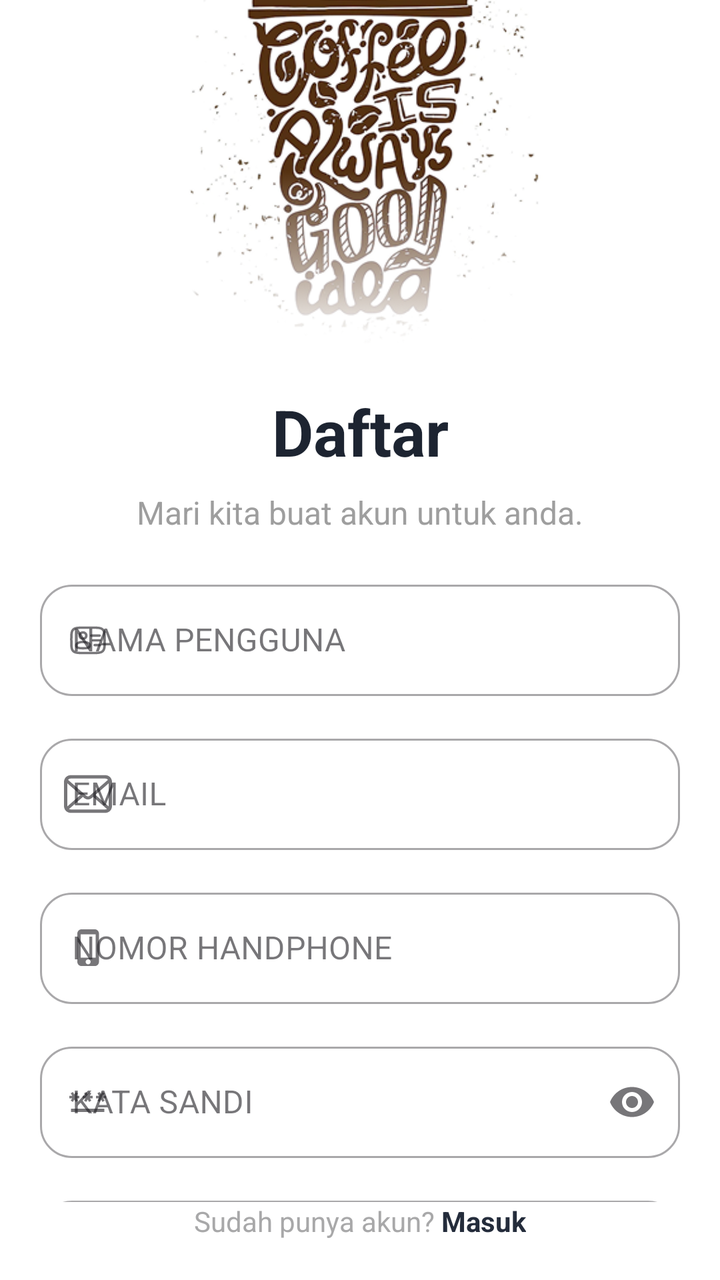
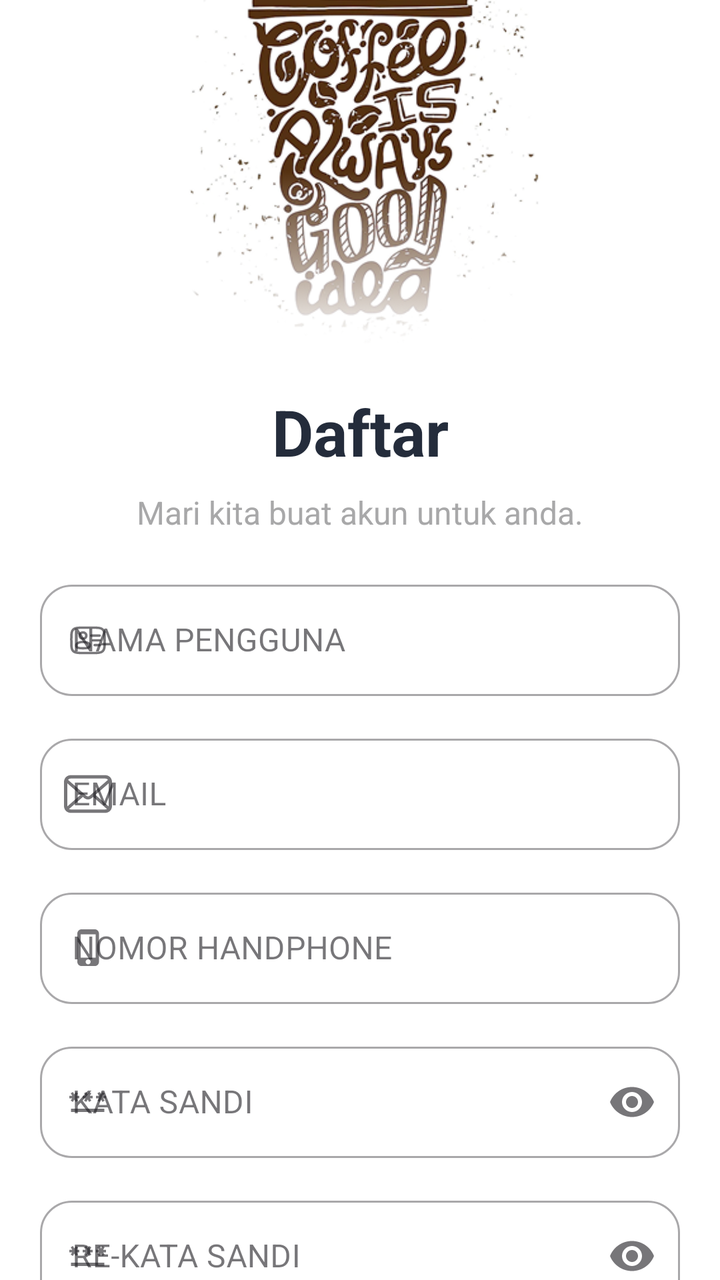

An Android layout rendered at two revisions. The XML below is the earlier revision; the diff shows what the commit changed to produce the second picture.
<!-- AndroidManifest.xml: application theme Theme.WarkopGundar -->
<!-- res/layout/activity_auth_signup.xml -->
<?xml version="1.0" encoding="utf-8"?>
<androidx.constraintlayout.widget.ConstraintLayout xmlns:android="http://schemas.android.com/apk/res/android"
    xmlns:app="http://schemas.android.com/apk/res-auto"
    xmlns:tools="http://schemas.android.com/tools"
    android:id="@+id/main"
    android:layout_width="match_parent"
    android:layout_height="match_parent"
    android:background="@color/white"
    tools:context=".features.auth.AuthSignupActivity">

    <androidx.core.widget.NestedScrollView
        android:layout_width="match_parent"
        android:layout_height="0dp"
        app:layout_constraintTop_toTopOf="parent"
        app:layout_constraintBottom_toTopOf="@id/llBottomAction">
        <androidx.constraintlayout.widget.ConstraintLayout
            android:layout_width="match_parent"
            android:layout_height="wrap_content"
            android:paddingBottom="24dp">

            <ImageView
                android:id="@+id/ivIllustration"
                android:layout_width="240dp"
                android:layout_height="240dp"
                android:layout_marginTop="-50dp"
                android:src="@drawable/logo_coffe_2"
                app:layout_constraintEnd_toEndOf="parent"
                app:layout_constraintStart_toStartOf="parent"
                app:layout_constraintTop_toTopOf="parent" />

            <androidx.constraintlayout.widget.ConstraintLayout
                android:id="@+id/formSignup"
                android:layout_width="match_parent"
                android:layout_height="wrap_content"
                android:layout_marginTop="4dp"
                android:layout_marginHorizontal="@dimen/main_margin"
                app:layout_constraintEnd_toEndOf="parent"
                app:layout_constraintStart_toStartOf="parent"
                app:layout_constraintTop_toBottomOf="@+id/ivIllustration">

                <TextView
                    android:id="@+id/tvTitle"
                    android:layout_width="wrap_content"
                    android:layout_height="wrap_content"
                    android:text="Daftar"
                    android:textColor="#1D2431"
                    android:textSize="32sp"
                    android:textStyle="bold"
                    app:layout_constraintEnd_toEndOf="parent"
                    app:layout_constraintStart_toStartOf="parent"
                    app:layout_constraintTop_toTopOf="parent" />

                <TextView
                    android:id="@+id/tvSubTitle"
                    android:layout_width="wrap_content"
                    android:layout_height="wrap_content"
                    android:layout_marginTop="8dp"
                    android:text="Mari kita buat akun untuk anda."
                    android:textColor="#9E9E9E"
                    android:textSize="16sp"
                    app:layout_constraintEnd_toEndOf="parent"
                    app:layout_constraintStart_toStartOf="parent"
                    app:layout_constraintTop_toBottomOf="@+id/tvTitle" />

                <com.google.android.material.textfield.TextInputLayout
                    android:id="@+id/tilUsername"
                    style="@style/Widget.MaterialComponents.TextInputLayout.OutlinedBox"
                    android:layout_width="match_parent"
                    android:layout_height="wrap_content"
                    android:layout_marginTop="20dp"
                    android:hint="NAMA PENGGUNA"
                    app:boxCornerRadiusBottomEnd="16dp"
                    app:boxCornerRadiusBottomStart="16dp"
                    app:boxCornerRadiusTopEnd="16dp"
                    app:boxCornerRadiusTopStart="16dp"
                    app:startIconDrawable="@drawable/icon_user_card"
                    app:layout_constraintTop_toBottomOf="@+id/tvSubTitle">

                    <com.google.android.material.textfield.TextInputEditText
                        android:id="@+id/inputUsername"
                        android:layout_width="match_parent"
                        android:layout_height="wrap_content"
                        android:inputType="text" />
                </com.google.android.material.textfield.TextInputLayout>

                <com.google.android.material.textfield.TextInputLayout
                    android:id="@+id/tilEmail"
                    style="@style/Widget.MaterialComponents.TextInputLayout.OutlinedBox"
                    android:layout_width="match_parent"
                    android:layout_height="wrap_content"
                    android:layout_marginTop="16dp"
                    android:hint="EMAIL"
                    app:boxCornerRadiusBottomEnd="16dp"
                    app:boxCornerRadiusBottomStart="16dp"
                    app:boxCornerRadiusTopEnd="16dp"
                    app:boxCornerRadiusTopStart="16dp"
                    app:startIconDrawable="@drawable/icon_email"
                    app:layout_constraintTop_toBottomOf="@id/tilUsername">

                    <com.google.android.material.textfield.TextInputEditText
                        android:id="@+id/inputEmail"
                        android:layout_width="match_parent"
                        android:layout_height="wrap_content"
                        android:inputType="textEmailAddress" />
                </com.google.android.material.textfield.TextInputLayout>

                <com.google.android.material.textfield.TextInputLayout
                    android:id="@+id/tilPhoneNumber"
                    style="@style/Widget.MaterialComponents.TextInputLayout.OutlinedBox"
                    android:layout_width="match_parent"
                    android:layout_height="wrap_content"
                    android:layout_marginTop="16dp"
                    android:hint="NOMOR HANDPHONE"
                    app:boxCornerRadiusBottomEnd="16dp"
                    app:boxCornerRadiusBottomStart="16dp"
                    app:boxCornerRadiusTopEnd="16dp"
                    app:boxCornerRadiusTopStart="16dp"
                    app:startIconDrawable="@drawable/icon_phone"
                    app:layout_constraintTop_toBottomOf="@id/tilEmail">

                    <com.google.android.material.textfield.TextInputEditText
                        android:id="@+id/inputPhoneNumber"
                        android:layout_width="match_parent"
                        android:layout_height="wrap_content"
                        android:inputType="phone" />
                </com.google.android.material.textfield.TextInputLayout>

                <com.google.android.material.textfield.TextInputLayout
                    android:id="@+id/tilPassword"
                    style="@style/Widget.MaterialComponents.TextInputLayout.OutlinedBox"
                    android:layout_width="match_parent"
                    android:layout_height="wrap_content"
                    android:layout_marginTop="16dp"
                    android:hint="KATA SANDI"
                    app:boxCornerRadiusBottomEnd="16dp"
                    app:boxCornerRadiusBottomStart="16dp"
                    app:boxCornerRadiusTopEnd="16dp"
                    app:boxCornerRadiusTopStart="16dp"
                    app:endIconMode="password_toggle"
                    app:startIconDrawable="@drawable/icon_lock"
                    app:layout_constraintTop_toBottomOf="@id/tilPhoneNumber">

                    <com.google.android.material.textfield.TextInputEditText
                        android:id="@+id/inputPassword"
                        android:layout_width="match_parent"
                        android:layout_height="wrap_content"
                        android:inputType="textPassword" />
                </com.google.android.material.textfield.TextInputLayout>

                <com.google.android.material.textfield.TextInputLayout
                    android:id="@+id/tilConfirmPassword"
                    style="@style/Widget.MaterialComponents.TextInputLayout.OutlinedBox"
                    android:layout_width="match_parent"
                    android:layout_height="wrap_content"
                    android:layout_marginTop="16dp"
                    android:hint="RE-KATA SANDI"
                    app:boxCornerRadiusBottomEnd="16dp"
                    app:boxCornerRadiusBottomStart="16dp"
                    app:boxCornerRadiusTopEnd="16dp"
                    app:boxCornerRadiusTopStart="16dp"
                    app:endIconMode="password_toggle"
                    app:startIconDrawable="@drawable/icon_lock"
                    app:layout_constraintTop_toBottomOf="@id/tilPassword">

                    <com.google.android.material.textfield.TextInputEditText
                        android:id="@+id/inputConfirmPassword"
                        android:layout_width="match_parent"
                        android:layout_height="wrap_content"
                        android:inputType="textPassword" />
                </com.google.android.material.textfield.TextInputLayout>

                <com.google.android.material.button.MaterialButton
                    android:id="@+id/actionSignup"
                    android:layout_width="match_parent"
                    android:layout_height="64dp"
                    android:layout_marginTop="40dp"
                    android:backgroundTint="#1D2431"
                    android:text="Sign Up"
                    android:textAllCaps="false"
                    android:textColor="@color/white"
                    android:textSize="18sp"
                    android:textStyle="bold"
                    android:paddingEnd="10dp"
                    android:paddingStart="60dp"
                    app:cornerRadius="32dp"
                    app:icon="@drawable/com_arrow_with_circle"
                    app:iconSize="44dp"
                    app:iconGravity="end"
                    app:iconTint="@null"
                    app:iconPadding="0dp"
                    app:layout_constraintTop_toBottomOf="@id/tilConfirmPassword" />

            </androidx.constraintlayout.widget.ConstraintLayout>

        </androidx.constraintlayout.widget.ConstraintLayout>
    </androidx.core.widget.NestedScrollView>

    <LinearLayout
        android:id="@+id/llBottomAction"
        android:layout_width="wrap_content"
        android:layout_height="wrap_content"
        android:layout_marginBottom="@dimen/main_margin"
        android:orientation="horizontal"
        app:layout_constraintBottom_toBottomOf="parent"
        app:layout_constraintEnd_toEndOf="parent"
        app:layout_constraintStart_toStartOf="parent">

        <TextView
            android:layout_width="wrap_content"
            android:layout_height="wrap_content"
            android:text="Sudah punya akun? "
            android:textColor="@color/gray" />

        <TextView
            android:id="@+id/actionToSignin"
            android:layout_width="wrap_content"
            android:layout_height="wrap_content"
            android:clickable="true"
            android:focusable="true"
            android:text="Masuk"
            android:textColor="@color/primary"
            android:textStyle="bold" />
    </LinearLayout>

</androidx.constraintlayout.widget.ConstraintLayout>
<!-- resources referenced by this layout -->
<resources>
  <color name="gray">#A8A8A9</color>
  <color name="primary">#242C3B</color>
  <color name="white">#FFFFFFFF</color>
  <dimen name="main_margin">20dp</dimen>
  <!-- drawable com_arrow_with_circle (drawable) -->
  <?xml version="1.0" encoding="utf-8"?>
  <layer-list xmlns:android="http://schemas.android.com/apk/res/android">
      <item>
          <shape android:shape="oval">
              <solid android:color="@color/white" />
              <size android:width="44dp" android:height="44dp" />
          </shape>
      </item>
  
      <item
          android:drawable="@drawable/icon_arrow_right"
          android:top="10dp"
          android:bottom="10dp"
          android:left="10dp"
          android:right="10dp" />
  </layer-list>
  <!-- drawable icon_lock (drawable) -->
  <?xml version="1.0" encoding="utf-8"?>
  <vector xmlns:android="http://schemas.android.com/apk/res/android"
      android:width="19dp"
      android:height="10dp"
      android:viewportWidth="19"
      android:viewportHeight="10">
    <path
        android:pathData="M0.859,8.359H17.5V10H0.859V8.359ZM1.797,4.961L2.5,3.75L3.203,4.961L4.297,4.336L3.594,3.125H5V1.875H3.594L4.297,0.625L3.203,0L2.5,1.25L1.797,0L0.703,0.625L1.445,1.875H0V3.125H1.445L0.703,4.336L1.797,4.961ZM7.383,4.336L8.477,4.961L9.18,3.75L9.883,4.961L10.977,4.336L10.273,3.125H11.68V1.875H10.273L10.977,0.625L9.883,0L9.18,1.25L8.477,0L7.383,0.625L8.086,1.875H6.68V3.125H8.086L7.383,4.336ZM18.359,1.875H16.914L17.656,0.625L16.563,0L15.859,1.25L15.156,0L14.063,0.625L14.766,1.875H13.359V3.125H14.766L14.063,4.336L15.156,4.961L15.859,3.75L16.563,4.961L17.656,4.336L16.914,3.125H18.359V1.875Z"
        android:fillColor="@color/primary"/>
  </vector>
  <!-- drawable icon_phone (drawable) -->
  <?xml version="1.0" encoding="utf-8"?>
  <vector xmlns:android="http://schemas.android.com/apk/res/android"
      android:width="11dp"
      android:height="19dp"
      android:viewportWidth="11"
      android:viewportHeight="19">
    <path
        android:pathData="M8.75,0H2.07C0.938,0 0,0.938 0,2.109V16.25C0,17.422 0.938,18.359 2.07,18.359H8.75C9.883,18.359 10.82,17.422 10.82,16.25V2.109C10.82,0.938 9.883,0 8.75,0ZM5.391,17.5C4.727,17.5 4.141,16.953 4.141,16.25C4.141,15.586 4.727,15 5.391,15C6.094,15 6.641,15.586 6.641,16.25C6.641,16.953 6.094,17.5 5.391,17.5ZM9.141,14.18H1.641V2.5H9.141V14.18Z"
        android:fillColor="@color/primary"/>
  </vector>
  <style name="Theme.WarkopGundar" parent="Base.Theme.WarkopGundar" />
  <!-- drawable icon_arrow_right (drawable) -->
  <vector xmlns:android="http://schemas.android.com/apk/res/android"
      android:width="800dp"
      android:height="800dp"
      android:viewportWidth="24"
      android:viewportHeight="24">
    <path
        android:pathData="M12.293,4.293C12.683,3.902 13.317,3.902 13.707,4.293L20.707,11.293C21.098,11.683 21.098,12.317 20.707,12.707L13.707,19.707C13.317,20.098 12.683,20.098 12.293,19.707C11.902,19.317 11.902,18.683 12.293,18.293L17.586,13H4C3.448,13 3,12.552 3,12C3,11.448 3.448,11 4,11H17.586L12.293,5.707C11.902,5.317 11.902,4.683 12.293,4.293Z"
        android:fillColor="#000000"
        android:fillType="evenOdd"/>
  </vector>
  <style name="Base.Theme.WarkopGundar" parent="Theme.Material3.DayNight.NoActionBar">
          
          
          <item name="android:windowBackground">@color/white</item>
          <item name="android:colorBackground">@color/white</item>
          <item name="fontFamily">@font/poppins_regular</item>
          <item name="textFillColor">@color/primary</item>
      </style>
  <!-- unchanged entries left out for length: 3 -->
</resources>

<!-- the commit's change to res/layout/activity_auth_signup.xml (unified diff, before → after) -->
@@ -43,7 +43,7 @@
                     android:layout_width="wrap_content"
                     android:layout_height="wrap_content"
                     android:text="Daftar"
-                    android:textColor="#1D2431"
+                    android:textColor="@color/primary"
                     android:textSize="32sp"
                     android:textStyle="bold"
                     app:layout_constraintEnd_toEndOf="parent"
@@ -56,7 +56,7 @@
                     android:layout_height="wrap_content"
                     android:layout_marginTop="8dp"
                     android:text="Mari kita buat akun untuk anda."
-                    android:textColor="#9E9E9E"
+                    android:textColor="@color/gray"
                     android:textSize="16sp"
                     app:layout_constraintEnd_toEndOf="parent"
                     app:layout_constraintStart_toStartOf="parent"
@@ -173,7 +173,7 @@
                     android:id="@+id/actionSignup"
                     android:layout_width="match_parent"
                     android:layout_height="64dp"
-                    android:layout_marginTop="40dp"
+                    android:layout_marginTop="30dp"
                     android:backgroundTint="#1D2431"
                     android:text="Sign Up"
                     android:textAllCaps="false"
@@ -190,36 +190,36 @@
                     app:iconPadding="0dp"
                     app:layout_constraintTop_toBottomOf="@id/tilConfirmPassword" />
 
+                <LinearLayout
+                    android:id="@+id/llBottomAction"
+                    android:layout_width="wrap_content"
+                    android:layout_height="wrap_content"
+                    android:layout_marginTop="@dimen/main_margin"
+                    android:orientation="horizontal"
+                    app:layout_constraintTop_toBottomOf="@id/actionSignup"
+                    app:layout_constraintEnd_toEndOf="parent"
+                    app:layout_constraintStart_toStartOf="parent">
+
+                    <TextView
+                        android:layout_width="wrap_content"
+                        android:layout_height="wrap_content"
+                        android:text="Sudah punya akun? "
+                        android:textColor="@color/gray" />
+
+                    <TextView
+                        android:id="@+id/actionToSignin"
+                        android:layout_width="wrap_content"
+                        android:layout_height="wrap_content"
+                        android:clickable="true"
+                        android:focusable="true"
+                        android:text="Masuk"
+                        android:textColor="@color/primary"
+                        android:textStyle="bold" />
+                </LinearLayout>
+
             </androidx.constraintlayout.widget.ConstraintLayout>
 
         </androidx.constraintlayout.widget.ConstraintLayout>
     </androidx.core.widget.NestedScrollView>
 
-    <LinearLayout
-        android:id="@+id/llBottomAction"
-        android:layout_width="wrap_content"
-        android:layout_height="wrap_content"
-        android:layout_marginBottom="@dimen/main_margin"
-        android:orientation="horizontal"
-        app:layout_constraintBottom_toBottomOf="parent"
-        app:layout_constraintEnd_toEndOf="parent"
-        app:layout_constraintStart_toStartOf="parent">
-
-        <TextView
-            android:layout_width="wrap_content"
-            android:layout_height="wrap_content"
-            android:text="Sudah punya akun? "
-            android:textColor="@color/gray" />
-
-        <TextView
-            android:id="@+id/actionToSignin"
-            android:layout_width="wrap_content"
-            android:layout_height="wrap_content"
-            android:clickable="true"
-            android:focusable="true"
-            android:text="Masuk"
-            android:textColor="@color/primary"
-            android:textStyle="bold" />
-    </LinearLayout>
-
 </androidx.constraintlayout.widget.ConstraintLayout>
